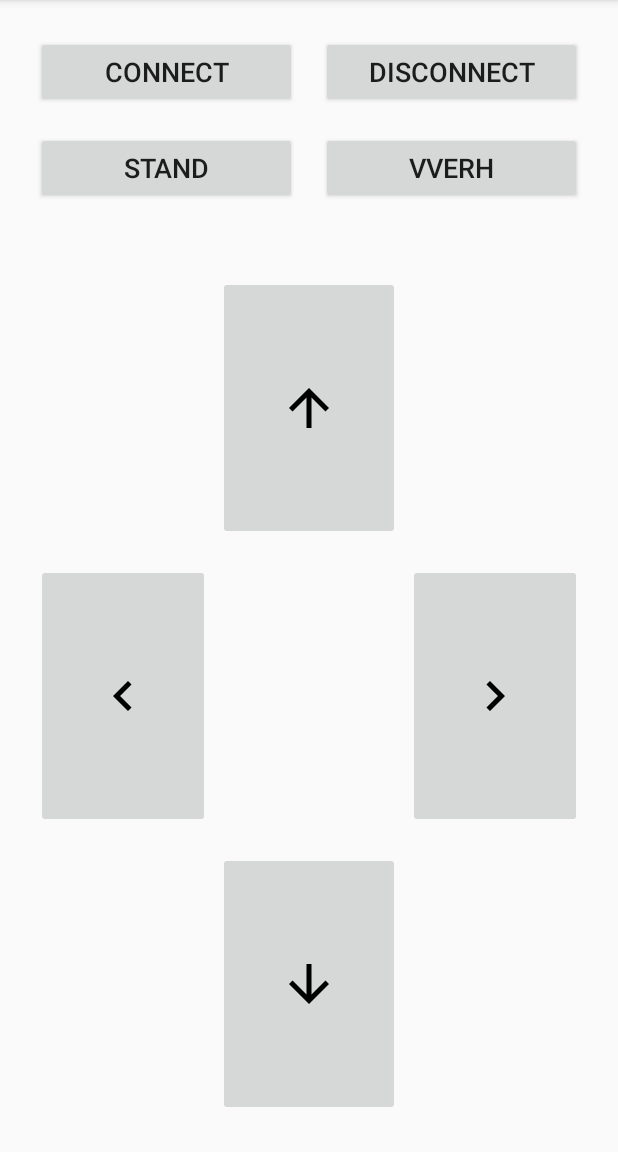
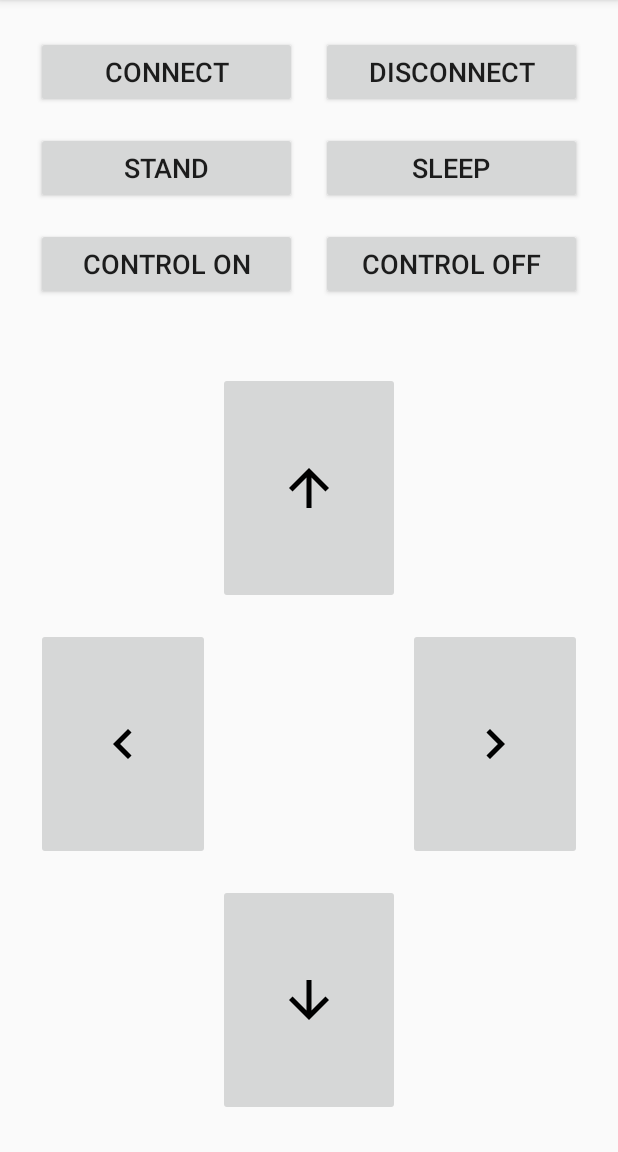
Before and after one commit to dr-number/Spider2024_410_bluethooth_LKM, an Android app: the ControlActivity screen opened directly, with no data from a screen before it, on a phone screen of 412 x 824 dp, the part 84-1236 px from its top. Run offline under Robolectric (Android 15) with nearby library versions, the phone set to English and light mode, and no system bars; 5 statements that could not run were skipped.

Commit message:
correct control

```diff
--- a/app/src/main/java/com/example/spider2024_410_bluethooth_lkm/ControlActivity.kt
+++ b/app/src/main/java/com/example/spider2024_410_bluethooth_lkm/ControlActivity.kt
@@ -47,8 +47,15 @@ class ControlActivity: AppCompatActivity(){
         btn_stand.setOnClickListener {
             sendCommand("F") // Начать выполнение команды при нажатии кнопки
         }
-        btn_vverh.setOnClickListener {
+        btn_sleep.setOnClickListener {
             sendCommand("R") // Начать выполнение команды при нажатии кнопки
+        }
+
+        btn_control_on.setOnClickListener {
+            sendCommand("M") // Начать выполнение команды при нажатии кнопки
+        }
+        btn_control_off.setOnClickListener {
+            sendCommand("P") // Начать выполнение команды при нажатии кнопки
         }
 
 
--- a/app/src/main/res/layout/control_layout.xml
+++ b/app/src/main/res/layout/control_layout.xml
@@ -49,11 +49,36 @@
                 android:layout_margin="8dp" />
 
         <Button
-                android:id="@+id/btn_vverh"
+                android:id="@+id/btn_sleep"
                 android:layout_width="0dp"
                 android:layout_height="wrap_content"
                 android:layout_weight="1"
-                android:text="VVERH"
+                android:text="Sleep"
+                android:textSize="18sp"
+                android:layout_margin="8dp" />
+    </LinearLayout>
+
+    <LinearLayout
+            android:layout_width="match_parent"
+            android:layout_height="wrap_content"
+            android:orientation="horizontal"
+            android:weightSum="2">
+
+        <Button
+                android:id="@+id/btn_control_on"
+                android:layout_width="0dp"
+                android:layout_height="wrap_content"
+                android:layout_weight="1"
+                android:text="control on"
+                android:textSize="18sp"
+                android:layout_margin="8dp" />
+
+        <Button
+                android:id="@+id/btn_control_off"
+                android:layout_width="0dp"
+                android:layout_height="wrap_content"
+                android:layout_weight="1"
+                android:text="control off"
                 android:textSize="18sp"
                 android:layout_margin="8dp" />
     </LinearLayout>
```
Also changed, not shown: 1 other file.
